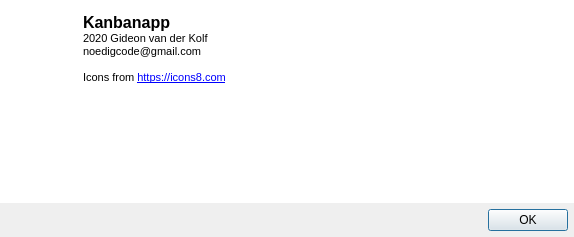
Above: src/aboutdialog.ui from noedigcode/Kanbanapp before the change. Below: the same form after it.
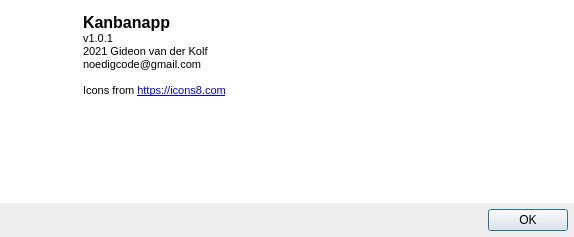
That is the form after the change. Icons and pictures are not drawn.

Commit message: Bump version to 1.0.1, year to 2021; Added changelog.

What changed in the file:
```diff
--- a/src/aboutdialog.ui
+++ b/src/aboutdialog.ui
@@ -94,12 +94,13 @@
          <string>&lt;!DOCTYPE HTML PUBLIC &quot;-//W3C//DTD HTML 4.0//EN&quot; &quot;http://www.w3.org/TR/REC-html40/strict.dtd&quot;&gt;
 &lt;html&gt;&lt;head&gt;&lt;meta name=&quot;qrichtext&quot; content=&quot;1&quot; /&gt;&lt;style type=&quot;text/css&quot;&gt;
 p, li { white-space: pre-wrap; }
-&lt;/style&gt;&lt;/head&gt;&lt;body style=&quot; font-family:'Noto Sans'; font-size:9pt; font-weight:400; font-style:normal;&quot;&gt;
-&lt;p style=&quot; margin-top:0px; margin-bottom:0px; margin-left:0px; margin-right:0px; -qt-block-indent:0; text-indent:0px;&quot;&gt;&lt;span style=&quot; font-family:'MS Shell Dlg 2'; font-size:12pt; font-weight:600;&quot;&gt;Kanbanapp&lt;/span&gt;&lt;/p&gt;
-&lt;p style=&quot; margin-top:0px; margin-bottom:0px; margin-left:0px; margin-right:0px; -qt-block-indent:0; text-indent:0px;&quot;&gt;&lt;span style=&quot; font-family:'MS Shell Dlg 2'; font-size:8pt;&quot;&gt;2020 Gideon van der Kolf&lt;/span&gt;&lt;/p&gt;
-&lt;p style=&quot; margin-top:0px; margin-bottom:0px; margin-left:0px; margin-right:0px; -qt-block-indent:0; text-indent:0px;&quot;&gt;&lt;span style=&quot; font-family:'MS Shell Dlg 2'; font-size:8pt;&quot;&gt;noedigcode@gmail.com&lt;/span&gt;&lt;/p&gt;
-&lt;p style=&quot;-qt-paragraph-type:empty; margin-top:0px; margin-bottom:0px; margin-left:0px; margin-right:0px; -qt-block-indent:0; text-indent:0px; font-family:'MS Shell Dlg 2'; font-size:8pt;&quot;&gt;&lt;br /&gt;&lt;/p&gt;
-&lt;p style=&quot; margin-top:0px; margin-bottom:0px; margin-left:0px; margin-right:0px; -qt-block-indent:0; text-indent:0px;&quot;&gt;&lt;span style=&quot; font-family:'MS Shell Dlg 2'; font-size:8pt;&quot;&gt;Icons from &lt;/span&gt;&lt;a href=&quot; https://icons8.com&quot;&gt;&lt;span style=&quot; font-family:'MS Shell Dlg 2'; font-size:8pt; text-decoration: underline; color:#0000ff;&quot;&gt;https://icons8.com&lt;/span&gt;&lt;/a&gt;&lt;/p&gt;&lt;/body&gt;&lt;/html&gt;</string>
+&lt;/style&gt;&lt;/head&gt;&lt;body style=&quot; font-family:'MS Shell Dlg 2'; font-size:8.25pt; font-weight:400; font-style:normal;&quot;&gt;
+&lt;p style=&quot; margin-top:0px; margin-bottom:0px; margin-left:0px; margin-right:0px; -qt-block-indent:0; text-indent:0px;&quot;&gt;&lt;span style=&quot; font-size:12pt; font-weight:600;&quot;&gt;Kanbanapp&lt;/span&gt;&lt;/p&gt;
+&lt;p style=&quot; margin-top:0px; margin-bottom:0px; margin-left:0px; margin-right:0px; -qt-block-indent:0; text-indent:0px;&quot;&gt;v1.0.1&lt;/p&gt;
+&lt;p style=&quot; margin-top:0px; margin-bottom:0px; margin-left:0px; margin-right:0px; -qt-block-indent:0; text-indent:0px;&quot;&gt;&lt;span style=&quot; font-size:8pt;&quot;&gt;2021 Gideon van der Kolf&lt;/span&gt;&lt;/p&gt;
+&lt;p style=&quot; margin-top:0px; margin-bottom:0px; margin-left:0px; margin-right:0px; -qt-block-indent:0; text-indent:0px;&quot;&gt;&lt;span style=&quot; font-size:8pt;&quot;&gt;noedigcode@gmail.com&lt;/span&gt;&lt;/p&gt;
+&lt;p style=&quot;-qt-paragraph-type:empty; margin-top:0px; margin-bottom:0px; margin-left:0px; margin-right:0px; -qt-block-indent:0; text-indent:0px; font-size:8pt;&quot;&gt;&lt;br /&gt;&lt;/p&gt;
+&lt;p style=&quot; margin-top:0px; margin-bottom:0px; margin-left:0px; margin-right:0px; -qt-block-indent:0; text-indent:0px;&quot;&gt;&lt;span style=&quot; font-size:8pt;&quot;&gt;Icons from &lt;/span&gt;&lt;a href=&quot; https://icons8.com&quot;&gt;&lt;span style=&quot; font-size:8pt; text-decoration: underline; color:#0000ff;&quot;&gt;https://icons8.com&lt;/span&gt;&lt;/a&gt;&lt;/p&gt;&lt;/body&gt;&lt;/html&gt;</string>
         </property>
         <property name="openExternalLinks">
          <bool>true</bool>
```
The commit also changes 2 other files.
